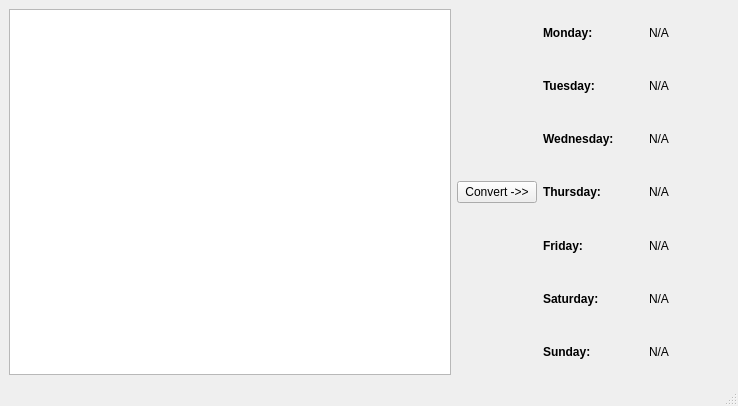
First picture: the form in main_window.ui, repository JeanBilheux/fromEvernoteToTimeSaver, before the edit.
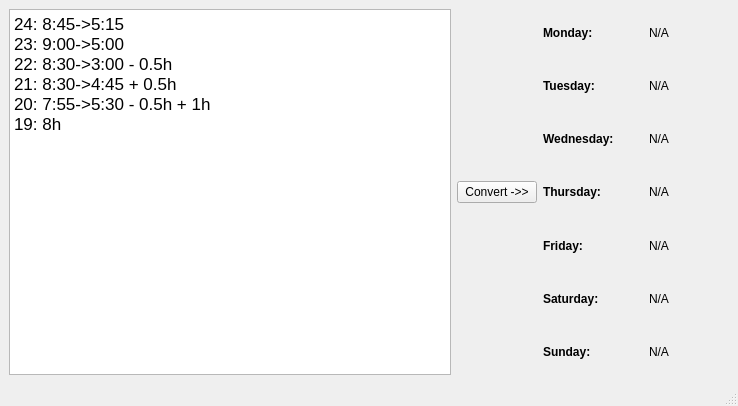
Second picture: the form after the edit.

The edit to the form file:
```diff
--- a/main_window.ui
+++ b/main_window.ui
@@ -16,7 +16,21 @@
   <widget class="QWidget" name="centralwidget">
    <layout class="QHBoxLayout" name="horizontalLayout">
     <item>
-     <widget class="QTextEdit" name="textEdit"/>
+     <widget class="QTextEdit" name="textEdit">
+      <property name="html">
+       <string>&lt;!DOCTYPE HTML PUBLIC &quot;-//W3C//DTD HTML 4.0//EN&quot; &quot;http://www.w3.org/TR/REC-html40/strict.dtd&quot;&gt;
+&lt;html&gt;&lt;head&gt;&lt;meta name=&quot;qrichtext&quot; content=&quot;1&quot; /&gt;&lt;style type=&quot;text/css&quot;&gt;
+p, li { white-space: pre-wrap; }
+&lt;/style&gt;&lt;/head&gt;&lt;body style=&quot; font-family:'Lucida Grande'; font-size:13pt; font-weight:400; font-style:normal;&quot;&gt;
+&lt;p style=&quot; margin-top:0px; margin-bottom:0px; margin-left:0px; margin-right:0px; -qt-block-indent:0; text-indent:0px;&quot;&gt;24: 8:45-&amp;gt;5:15&lt;/p&gt;
+&lt;p style=&quot; margin-top:0px; margin-bottom:0px; margin-left:0px; margin-right:0px; -qt-block-indent:0; text-indent:0px;&quot;&gt;23: 9:00-&amp;gt;5:00&lt;/p&gt;
+&lt;p style=&quot; margin-top:0px; margin-bottom:0px; margin-left:0px; margin-right:0px; -qt-block-indent:0; text-indent:0px;&quot;&gt;22: 8:30-&amp;gt;3:00 - 0.5h&lt;/p&gt;
+&lt;p style=&quot; margin-top:0px; margin-bottom:0px; margin-left:0px; margin-right:0px; -qt-block-indent:0; text-indent:0px;&quot;&gt;21: 8:30-&amp;gt;4:45 + 0.5h&lt;/p&gt;
+&lt;p style=&quot; margin-top:0px; margin-bottom:0px; margin-left:0px; margin-right:0px; -qt-block-indent:0; text-indent:0px;&quot;&gt;20: 7:55-&amp;gt;5:30 - 0.5h + 1h&lt;/p&gt;
+&lt;p style=&quot; margin-top:0px; margin-bottom:0px; margin-left:0px; margin-right:0px; -qt-block-indent:0; text-indent:0px;&quot;&gt;19: 8h&lt;/p&gt;
+&lt;p style=&quot;-qt-paragraph-type:empty; margin-top:0px; margin-bottom:0px; margin-left:0px; margin-right:0px; -qt-block-indent:0; text-indent:0px;&quot;&gt;&lt;br /&gt;&lt;/p&gt;&lt;/body&gt;&lt;/html&gt;</string>
+      </property>
+     </widget>
     </item>
     <item>
      <widget class="QPushButton" name="pushButton">
```
Left out of the diff: 22 changed lines with no effect on the pictures.
